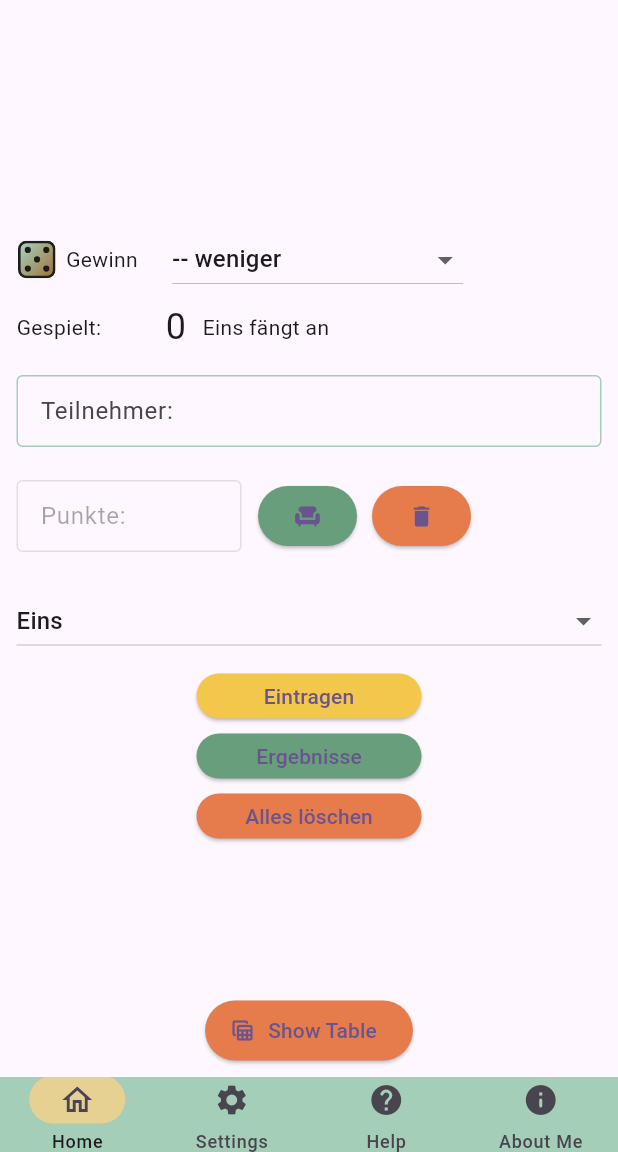
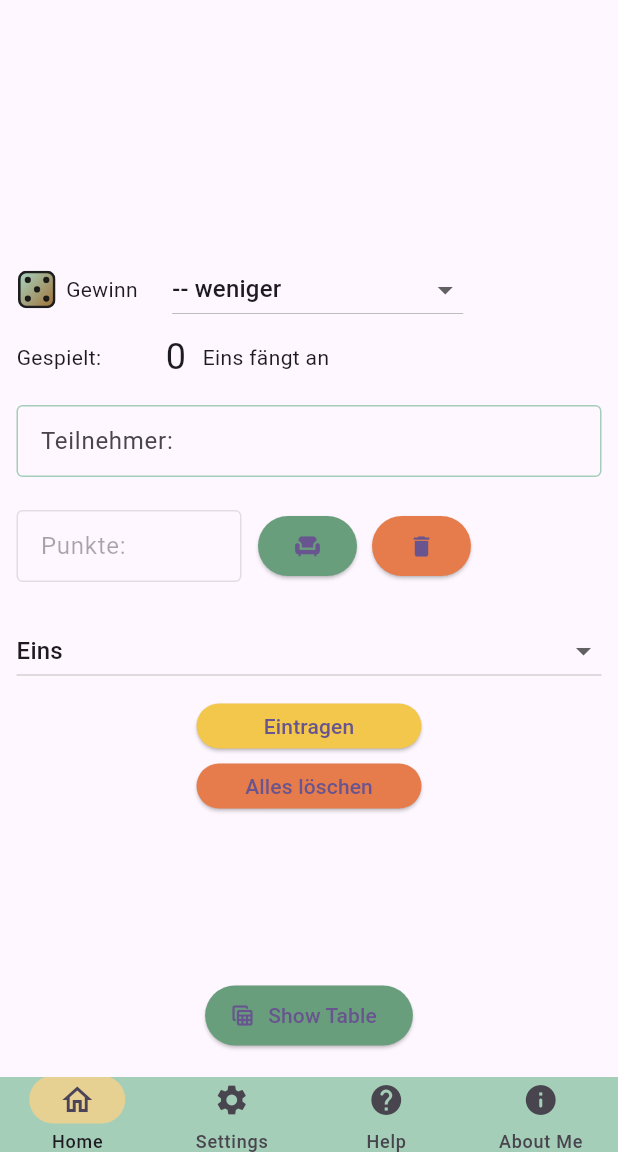
Before and after one commit to DGrothe-PhD/punktspiel, a Flutter app: the screen it shows after launch, on a phone screen of 412 x 824 dp, the part 84-1236 px from its top. Run offline on Flutter 3.47's test engine with Material 3 defaults, Android fonts, the phone set to English and light mode, and no system bars; our stand-ins replace flutter_html, flutter_svg, package_info_plus, share_plus, sprintf, swipe_to and 1 more; missing offline and left inert: markdown.

```diff
--- a/lib/main.dart
+++ b/lib/main.dart
@@ -403,13 +403,6 @@ class _MyHomePageState extends State<MyHomePage> {
             style: ButtonStyle(backgroundColor: Themes.sunflower),
             child: Text(Locales.submit[Lang.l]),
           ),),
-          const SizedBox(height:10),
-          mySizedBox(
-            ElevatedButton(
-            onPressed: togglePointsView,//! TODO ephemeral
-            style: ButtonStyle(backgroundColor: Themes.green),
-            child: Text(Locales.results[Lang.l]),
-          ),),
           const SizedBox(height: 10),
           mySizedBox(
             ElevatedButton(
@@ -426,22 +419,19 @@ class _MyHomePageState extends State<MyHomePage> {
   Widget myHomePage(){
     return Stack(
       children: <Widget>[
-        Lang.tableVisible ? const Text("<3") : _HomeContent(),
+        Lang.tableVisible ? punkteTabelle : _HomeContent(),
         Align(alignment: Alignment.bottomCenter,
           child: Padding(
-            padding: const EdgeInsets.all(7),
+            padding: const EdgeInsets.all(17),
             child: ElevatedButton.icon(
               icon: const Icon(Icons.table_view),
               onPressed: togglePointsView,
-              style: ButtonStyle(backgroundColor: Themes.pumpkin,),
+              style: ButtonStyle(backgroundColor: Themes.green,),
               label: Text("${Lang.tableVisible ? "Hide ": "Show "}Table"),
           ),),
         )
       ]
     );
-    /*return Center(
-      child: _HomeContent(),
-    );*/
   }
 
   Widget aboutMePage() => Column(
```
Also changed, not shown: lib/table.dart (+0 -11 lines).
